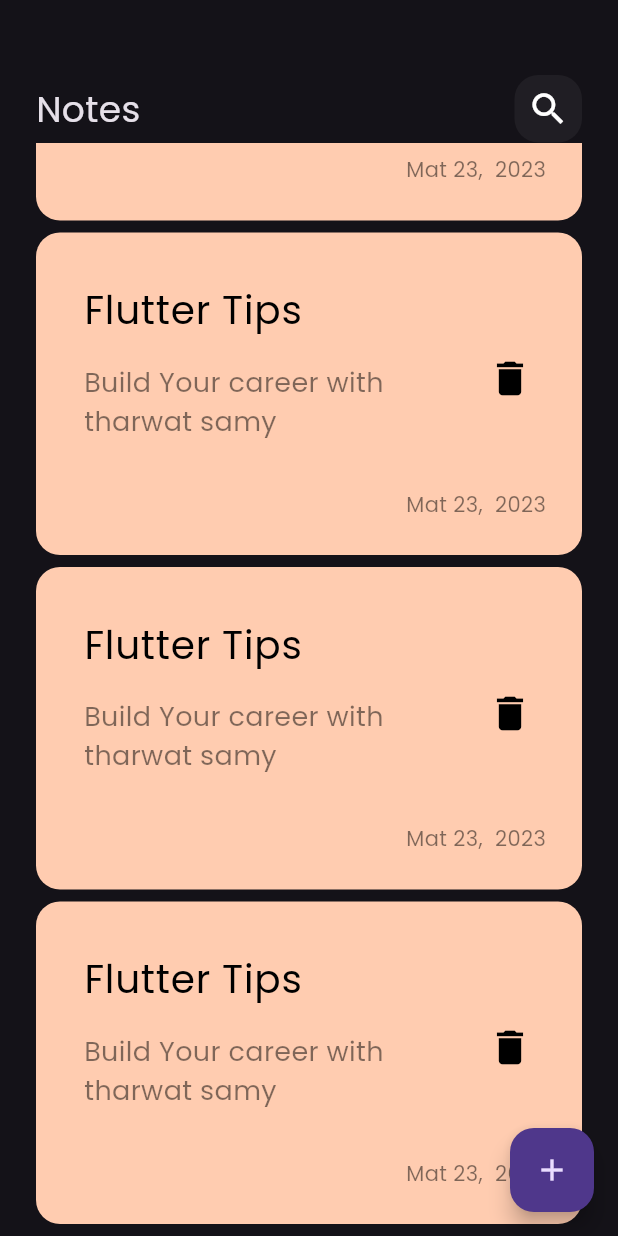
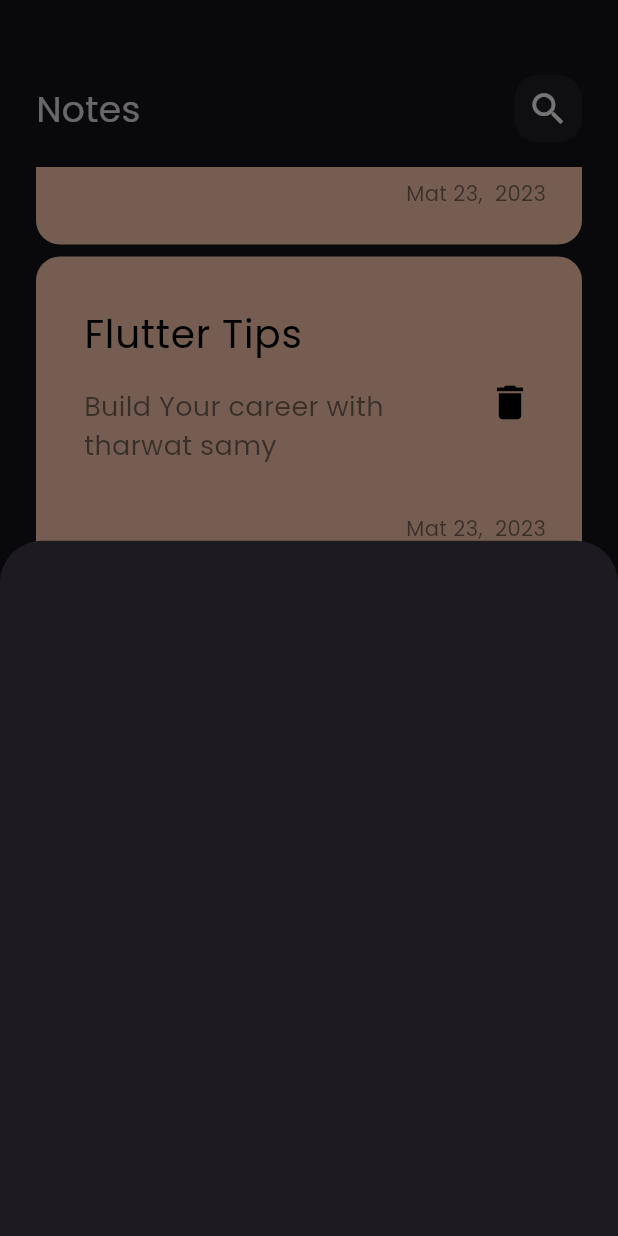
Before and after one commit to ahmedekhaled17/notes_app, a Flutter app: the screen it shows after launch, scrolled down 1728 dp, after a tap on the "add" icon, on a phone screen of 412 x 824 dp. Run offline on Flutter 3.47's test engine with Material 3 defaults, Android fonts, the phone set to English and light mode, and no system bars.

Commit message:
Show BottomModelSheet

```diff
--- a/lib/Views/notes_view.dart
+++ b/lib/Views/notes_view.dart
@@ -1,4 +1,5 @@
 import 'package:flutter/material.dart';
+import 'package:notes_app/widgets/add_note_bottom_sheet.dart';
 import 'package:notes_app/widgets/notes_view_body.dart';
 
 class NotesView extends StatelessWidget {
@@ -7,7 +8,13 @@ class NotesView extends StatelessWidget {
   @override
   Widget build(BuildContext context) {
     return  Scaffold(
-      floatingActionButton:FloatingActionButton(onPressed: (){},
+      floatingActionButton:FloatingActionButton(
+        onPressed: (){
+          showModalBottomSheet(context: context, builder: (context)
+          {
+            return const AddBottomModelSheet();
+          });
+        },
       child:const Icon(Icons.add),
       ),
       body: NotesViewBody()
--- /dev/null
+++ b/lib/widgets/add_note_bottom_sheet.dart
@@ -0,0 +1,10 @@
+import 'package:flutter/material.dart';
+
+class AddBottomModelSheet extends StatelessWidget {
+  const AddBottomModelSheet({Key? key}) : super(key: key);
+
+  @override
+  Widget build(BuildContext context) {
+    return Container();
+  }
+}
--- a/lib/widgets/notes_list_view.dart
+++ b/lib/widgets/notes_list_view.dart
@@ -6,13 +6,16 @@ class NotesListView extends StatelessWidget {
 
   @override
   Widget build(BuildContext context) {
-    return ListView.builder(
+    return Padding(
+      padding: const EdgeInsets.symmetric(vertical: 16),
+      child: ListView.builder(
           padding: EdgeInsets.zero,
           itemBuilder: (context,index){
             return const Padding(
               padding: EdgeInsets.symmetric(vertical: 4),
               child: NoteItem(),
             );
-        });
+          }),
+    );
   }
 }
```
Lines whose indentation alone changed are shown as unchanged.
